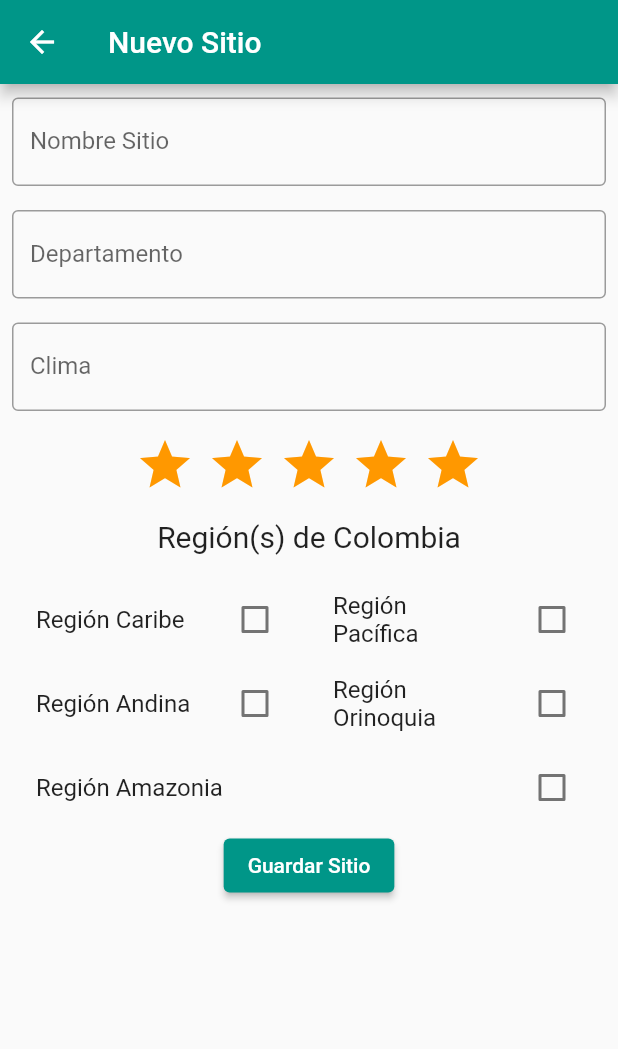
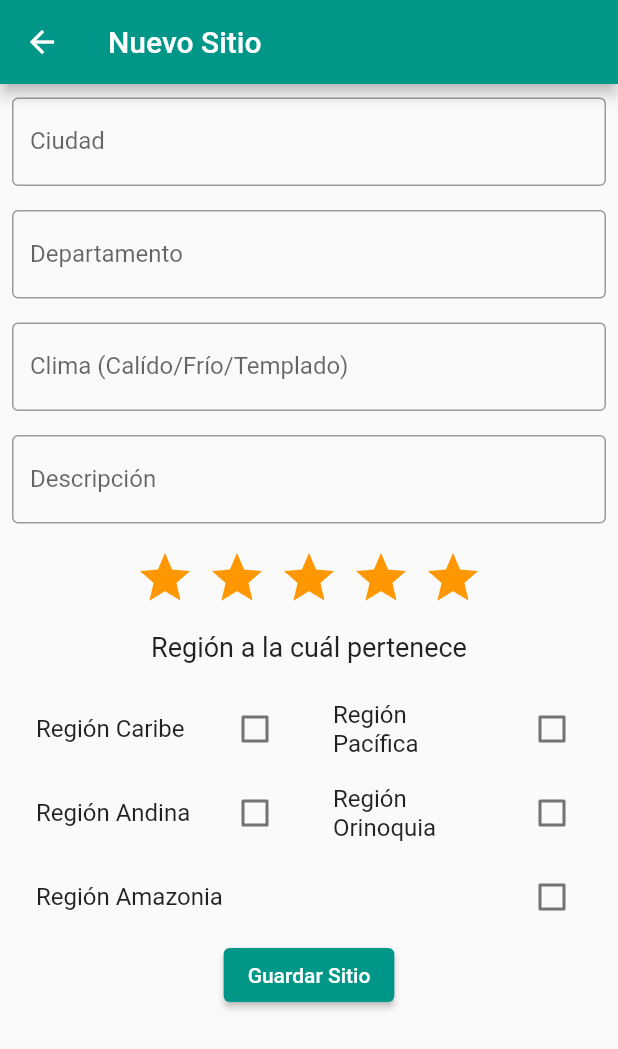
Before and after one commit to josue-y/travelmobile, a Flutter app: the NuevoSitio screen opened directly, on a phone screen of 412 x 824 dp. Shown: the top 1049 px of the screen. Run offline on Flutter 3.47's test engine with Material 2 defaults, Android fonts, the phone set to English and light mode, and no system bars; drawn by our look-alikes of flutter_rating_bar; our stand-ins replace cloud_firestore, firebase_auth, firebase_core, font_awesome_flutter, shared_preferences; accounts and stored records are empty; network calls fail.

Commit message:
Rev travelmobile

```diff
--- a/lib/main.dart
+++ b/lib/main.dart
@@ -1,9 +1,9 @@
 import 'package:ejemplo_2/vistas/busquedasitio.dart';
-import 'package:ejemplo_2/vistas/sitioscol.dart';
+import 'package:ejemplo_2/vistas/sitiosturisticos.dart';
 import 'package:ejemplo_2/vistas/vistalogin.dart';
 import 'package:ejemplo_2/vistas/vistapoi.dart';
 import 'package:ejemplo_2/vistas/vistaregistrouser.dart';
-import 'package:ejemplo_2/vistas/sitionuevo.dart';
+import 'package:ejemplo_2/vistas/addsitionuevo.dart';
 import 'package:ejemplo_2/vistas/vistasplash.dart';
 import 'package:flutter/material.dart';
 import 'package:flutter_localizations/flutter_localizations.dart';
@@ -32,7 +32,7 @@ class Inicio extends StatelessWidget {
       ],
       supportedLocales: const [Locale("en", "US"), Locale("es", "CO")],
       theme: ThemeData(primarySwatch: Colors.teal),
-      home: const BusquedaSite(),
+      home: const VistaSplash(),
     );
   }
 }
--- a/lib/modelos/clasesitio.dart
+++ b/lib/modelos/clasesitio.dart
@@ -5,9 +5,10 @@ class Sitio {
   var _clima;
   var _calificacion;
   var _region;
+  var _descripcion;
 
   Sitio(this._id, this._name, this._departamento, this._clima,
-      this._calificacion, this._region);
+      this._calificacion, this._region, this._descripcion);
 
   Sitio.fromJson(Map<String, dynamic> json)
       : _id = json['uid'],
@@ -15,7 +16,8 @@ class Sitio {
         _departamento = json['departamento'],
         _clima = json['clima'],
         _calificacion = json['calificacion'],
-        _region = json['region'];
+        _region = json['region'],
+        _descripcion = json['descripcion'];
 
   Map<String, dynamic> toJson() => {
     'uid': _id,
@@ -24,6 +26,7 @@ class Sitio {
     'clima': _clima,
     'calificacion': _calificacion,
     'region': _region,
+    'descripcion': _descripcion
   };
 
   get id => _id;
@@ -61,4 +64,10 @@ class Sitio {
   set departamento(value) {
     _departamento = value;
   }
+
+  get descripcion => _descripcion;
+
+  set descripcion(value) {
+    _descripcion = value;
+  }
 }
--- a/lib/repositorio/sitio_api.dart
+++ b/lib/repositorio/sitio_api.dart
@@ -3,9 +3,9 @@ import 'package:ejemplo_2/modelos/regiones.dart';
 import 'package:http/http.dart' as http;
 
 class SitiosApi {
-  Future<Regiones> getSitio(String parameter) async {
+  Future<Regiones> getSitio(String parametro) async {
     final response = await http.get(
-        Uri.parse('https://josue-y.github.io/sitios.github.io/$parameter'));
+        Uri.parse('https://josue-y.github.io/sitios.github.io/'));
 
     if (response.statusCode == 200) {
       return Regiones.fromJson(jsonDecode(response.body));
--- a/lib/vistas/sitionuevo.dart
+++ b/lib/vistas/addsitionuevo.dart
@@ -17,6 +17,7 @@ class _NuevoSitioState extends State<NuevoSitio> {
   final _nombreSitio = TextEditingController();
   final _departamento = TextEditingController();
   final _clima = TextEditingController();
+  final _descripcion = TextEditingController();
 
   double _calificacion = 5.0;
   bool regionCaribe = false,
@@ -38,7 +39,7 @@ class _NuevoSitioState extends State<NuevoSitio> {
 
   void _crearSitio(Sitio sitio) async {
     var result = await objectFirebaseUser.crearSitio(sitio);
-    mostrarMsg(result!);
+    mostrarMsg(result);
     Navigator.pop(context);
   }
 
@@ -50,7 +51,7 @@ class _NuevoSitioState extends State<NuevoSitio> {
     if (regionAmazonia) region = "$region Región Amazónia";
     if (regionOrinoquia) region = "$region Región Caribe";
     var sitio = Sitio(
-        "", _nombreSitio.text, _departamento.text, _clima.text, _calificacion, region);
+        "", _nombreSitio.text, _departamento.text, _clima.text, _calificacion, region, _descripcion.text) ;
     _crearSitio(sitio);
   }
 
@@ -69,7 +70,7 @@ class _NuevoSitioState extends State<NuevoSitio> {
               TextFormField(
                 controller: _nombreSitio,
                 decoration: const InputDecoration(
-                    border: OutlineInputBorder(), labelText: "Nombre Sitio"),
+                    border: OutlineInputBorder(), labelText: "Ciudad"),
                 keyboardType: TextInputType.text,
               ),
               const SizedBox(
@@ -87,7 +88,16 @@ class _NuevoSitioState extends State<NuevoSitio> {
               TextFormField(
                 controller: _clima,
                 decoration: const InputDecoration(
-                    border: OutlineInputBorder(), labelText: "Clima"),
+                    border: OutlineInputBorder(), labelText: "Clima (Calído/Frío/Templado)"),
+                keyboardType: TextInputType.text,
+              ),
+              const SizedBox(
+                height: 16.0,
+              ),
+              TextFormField(
+                controller: _descripcion,
+                decoration: const InputDecoration(
+                    border: OutlineInputBorder(), labelText: "Descripción"),
                 keyboardType: TextInputType.text,
               ),
               const SizedBox(
@@ -109,9 +119,9 @@ class _NuevoSitioState extends State<NuevoSitio> {
               const SizedBox(
                 height: 16.0,
               ),
-              const Text("Región(s) de Colombia",
+              const Text("Región a la cuál pertenece",
                   style: TextStyle(
-                    fontSize: 20,
+                    fontSize: 18,
                   )),
               const SizedBox(
                 height: 16.0,
--- a/lib/vistas/busquedasitio.dart
+++ b/lib/vistas/busquedasitio.dart
@@ -37,7 +37,7 @@ class _BusquedaSiteState extends State<BusquedaSite> {
                 controller: _parametro,
                 decoration: const InputDecoration(
                     border: OutlineInputBorder(),
-                    labelText: "Digite Departamento o Código Dane"),
+                    labelText: "Digite Departamento o Regíon"),
                 keyboardType: TextInputType.text,
               ),
               const SizedBox(
@@ -50,27 +50,27 @@ class _BusquedaSiteState extends State<BusquedaSite> {
                 onPressed: () {
                   _buscarSitio();
                 },
-                child: const Text("Buscar Ciudad"),
+                child: const Text("Buscar Regíon"),
               ),
               Expanded(
                 child: ListView.builder(
                   itemCount: listSitios.length,
                   itemBuilder: (BuildContext context, int index) {
-                    Items sitio = listSitios[index];
+                    Items regiones = listSitios[index];
                     return Card(
                       child: ListTile(
                         leading: Image.network(
-                          'https://picsum.photos/seed/picsum/200/300' ?? "",
+                          'https://i.picsum.photos/id/66/3264/2448.jpg?hmac=H9yvGug9-Lk5f-1qZqs6dEV-Yd40jFOIC7oudo4eBK4' ?? "",
                           errorBuilder: (BuildContext context, Object exception,
                               StackTrace? stackTrace) {
                             return const Image(
-                              image: AssetImage('assets/images/colombia.jpg'),
+                              image: AssetImage('assets/imagenes/udea.png'),
                             );
                           },
                         ),
-                        title: Text(sitio.municipio ?? "Sin título"),
+                        title: Text(regiones.municipio ?? "Sin título"),
                         subtitle: Text(
-                            sitio.cDigoDaneDelMunicipio ?? "Sin código dane"),
+                            regiones.region ?? "Sin Regíon"),
                         // onTap: () {
                         //   Navigator.push(
                         //       context,
--- a/lib/vistas/vistapoi.dart
+++ b/lib/vistas/vistapoi.dart
@@ -1,5 +1,5 @@
-import 'package:ejemplo_2/vistas/sitioscol.dart';
-import 'package:ejemplo_2/vistas/sitionuevo.dart';
+import 'package:ejemplo_2/vistas/sitiosturisticos.dart';
+import 'package:ejemplo_2/vistas/addsitionuevo.dart';
 import 'package:flutter/material.dart';
 
 class VistaPoi extends StatelessWidget {
--- a/pubspec.yaml
+++ b/pubspec.yaml
@@ -29,6 +29,7 @@ environment:
 # the latest version available on pub.dev. To see which dependencies have newer
 # versions available, run `flutter pub outdated`.
 dependencies:
+  font_awesome_flutter: ^10.2.1
   http: ^0.13.5
   flutter_rating_bar: ^4.0.1
   cloud_firestore: ^4.0.3
```
Also changed, not shown: lib/modelos/regiones.dart (+2 -0 lines), lib/vistas/sitiosturisticos.dart (renamed from lib/vistas/sitioscol.dart, +2 -22 lines), lib/vistas/vistafavoritos.dart (added, +15 -0 lines), lib/vistas/vistahome.dart (added, +101 -0 lines), lib/vistas/vistalogin.dart (+7 -6 lines), lib/vistas/vistasplash.dart (+8 -5 lines), imagenes/udea.png (added), pubspec.lock.
